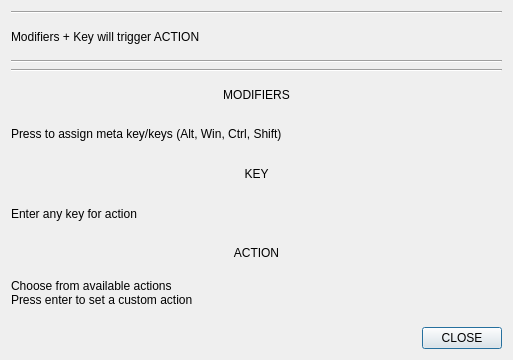
Above: dialog-keys.ui from FT-Labs/pdwmc before the change. Below: the same form after it.
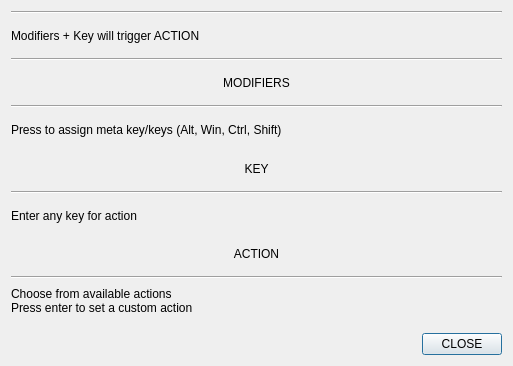
That is the form after the change.

The edit to the form file:
```diff
--- a/dialog-keys.ui
+++ b/dialog-keys.ui
@@ -7,7 +7,7 @@
     <x>0</x>
     <y>0</y>
     <width>513</width>
-    <height>360</height>
+    <height>366</height>
    </rect>
   </property>
   <property name="windowTitle">
@@ -16,7 +16,14 @@
   <layout class="QGridLayout" name="gridLayout">
    <item row="0" column="0">
     <layout class="QGridLayout" name="gridLayout_2">
-     <item row="10" column="0">
+     <item row="13" column="0">
+      <widget class="Line" name="line_5">
+       <property name="orientation">
+        <enum>Qt::Horizontal</enum>
+       </property>
+      </widget>
+     </item>
+     <item row="11" column="0">
       <widget class="QLabel" name="label_5">
        <property name="autoFillBackground">
         <bool>true</bool>
@@ -26,6 +33,29 @@
        </property>
       </widget>
      </item>
+     <item row="12" column="0">
+      <widget class="QLabel" name="label_6">
+       <property name="text">
+        <string>ACTION</string>
+       </property>
+       <property name="alignment">
+        <set>Qt::AlignCenter</set>
+       </property>
+      </widget>
+     </item>
+     <item row="9" column="0">
+      <widget class="QLabel" name="label_4">
+       <property name="autoFillBackground">
+        <bool>false</bool>
+       </property>
+       <property name="text">
+        <string>KEY</string>
+       </property>
+       <property name="alignment">
+        <set>Qt::AlignCenter</set>
+       </property>
+      </widget>
+     </item>
      <item row="0" column="0">
       <widget class="Line" name="line">
        <property name="orientation">
@@ -33,6 +63,20 @@
        </property>
       </widget>
      </item>
+     <item row="15" column="0" alignment="Qt::AlignRight|Qt::AlignBottom">
+      <widget class="QPushButton" name="pb_close">
+       <property name="text">
+        <string>CLOSE</string>
+       </property>
+      </widget>
+     </item>
+     <item row="7" column="0">
+      <widget class="Line" name="line_6">
+       <property name="orientation">
+        <enum>Qt::Horizontal</enum>
+       </property>
+      </widget>
+     </item>
      <item row="4" column="0">
       <widget class="QLabel" name="label_16">
        <property name="text">
@@ -43,65 +87,7 @@
        </property>
       </widget>
      </item>
-     <item row="13" column="0" alignment="Qt::AlignRight|Qt::AlignBottom">
-      <widget class="QPushButton" name="pb_close">
-       <property name="text">
-        <string>CLOSE</string>
-       </property>
-      </widget>
-     </item>
-     <item row="8" column="0">
-      <widget class="QLabel" name="label_3">
-       <property name="autoFillBackground">
-        <bool>true</bool>
-       </property>
-       <property name="text">
-        <string>Press to assign meta key/keys (Alt, Win, Ctrl, Shift)</string>
-       </property>
-      </widget>
-     </item>
      <item row="6" column="0">
-      <widget class="Line" name="line_4">
-       <property name="orientation">
-        <enum>Qt::Horizontal</enum>
-       </property>
-      </widget>
-     </item>
-     <item row="11" column="0">
-      <widget class="QLabel" name="label_6">
-       <property name="text">
-        <string>ACTION</string>
-       </property>
-       <property name="alignment">
-        <set>Qt::AlignCenter</set>
-       </property>
-      </widget>
-     </item>
-     <item row="9" column="0">
-      <widget class="QLabel" name="label_4">
-       <property name="autoFillBackground">
-        <bool>false</bool>
-       </property>
-       <property name="text">
-        <string>KEY</string>
-       </property>
-       <property name="alignment">
-        <set>Qt::AlignCenter</set>
-       </property>
-      </widget>
-     </item>
-     <item row="12" column="0">
-      <widget class="QLabel" name="label_7">
-       <property name="autoFillBackground">
-        <bool>true</bool>
-       </property>
-       <property name="text">
-        <string>Choose from available actions
-Press enter to set a custom action</string>
-       </property>
-      </widget>
-     </item>
-     <item row="7" column="0">
       <widget class="QLabel" name="label">
        <property name="sizePolicy">
         <sizepolicy hsizetype="MinimumExpanding" vsizetype="Preferred">
@@ -120,6 +106,34 @@
        </property>
       </widget>
      </item>
+     <item row="14" column="0">
+      <widget class="QLabel" name="label_7">
+       <property name="autoFillBackground">
+        <bool>true</bool>
+       </property>
+       <property name="text">
+        <string>Choose from available actions
+Press enter to set a custom action</string>
+       </property>
+      </widget>
+     </item>
+     <item row="8" column="0">
+      <widget class="QLabel" name="label_3">
+       <property name="autoFillBackground">
+        <bool>true</bool>
+       </property>
+       <property name="text">
+        <string>Press to assign meta key/keys (Alt, Win, Ctrl, Shift)</string>
+       </property>
+      </widget>
+     </item>
+     <item row="10" column="0">
+      <widget class="Line" name="line_2">
+       <property name="orientation">
+        <enum>Qt::Horizontal</enum>
+       </property>
+      </widget>
+     </item>
      <item row="5" column="0">
       <widget class="Line" name="line_3">
        <property name="orientation">
```
